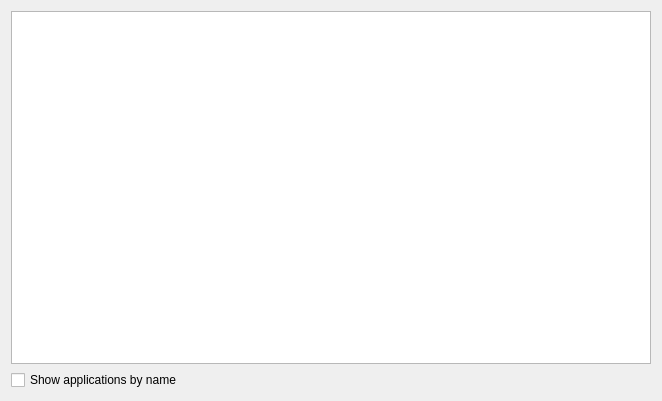
First picture: the form in src/config.ui, repository harrysalva/plasma-containmentactions-customdesktopmenu, before the edit.
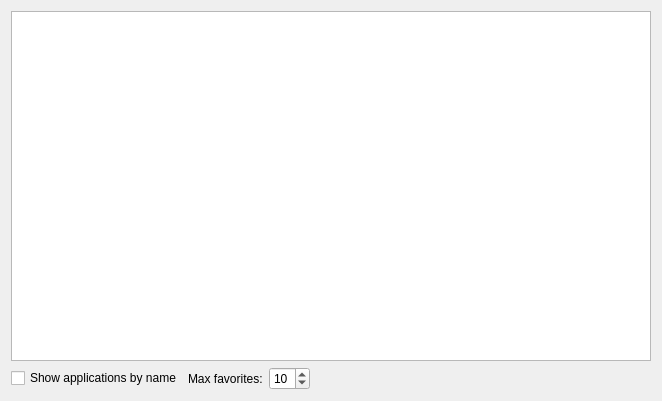
Second picture: the form after the edit.

Commit message: add favorites support and some improvements

Patch:
```diff
--- a/src/config.ui
+++ b/src/config.ui
@@ -19,11 +19,48 @@
     </widget>
    </item>
    <item>
+    <layout class="QHBoxLayout" name="optionsLayout">
+     <item>
     <widget class="QCheckBox" name="showAppsByName">
      <property name="text">
       <string>Show applications by name</string>
      </property>
     </widget>
+     </item>
+     <item>
+      <widget class="QLabel" name="maxFavoritesLabel">
+       <property name="text">
+        <string>Max favorites:</string>
+       </property>
+      </widget>
+     </item>
+     <item>
+      <widget class="QSpinBox" name="maxFavorites">
+       <property name="minimum">
+        <number>1</number>
+       </property>
+       <property name="maximum">
+        <number>20</number>
+       </property>
+       <property name="value">
+        <number>10</number>
+       </property>
+      </widget>
+     </item>
+     <item>
+      <spacer name="horizontalSpacer">
+       <property name="orientation">
+        <enum>Qt::Horizontal</enum>
+       </property>
+       <property name="sizeHint" stdset="0">
+        <size>
+         <width>40</width>
+         <height>20</height>
+        </size>
+       </property>
+      </spacer>
+     </item>
+    </layout>
    </item>
   </layout>
  </widget>
```
Lines whose indentation alone changed are shown as unchanged. The commit also changes 6 other files.
